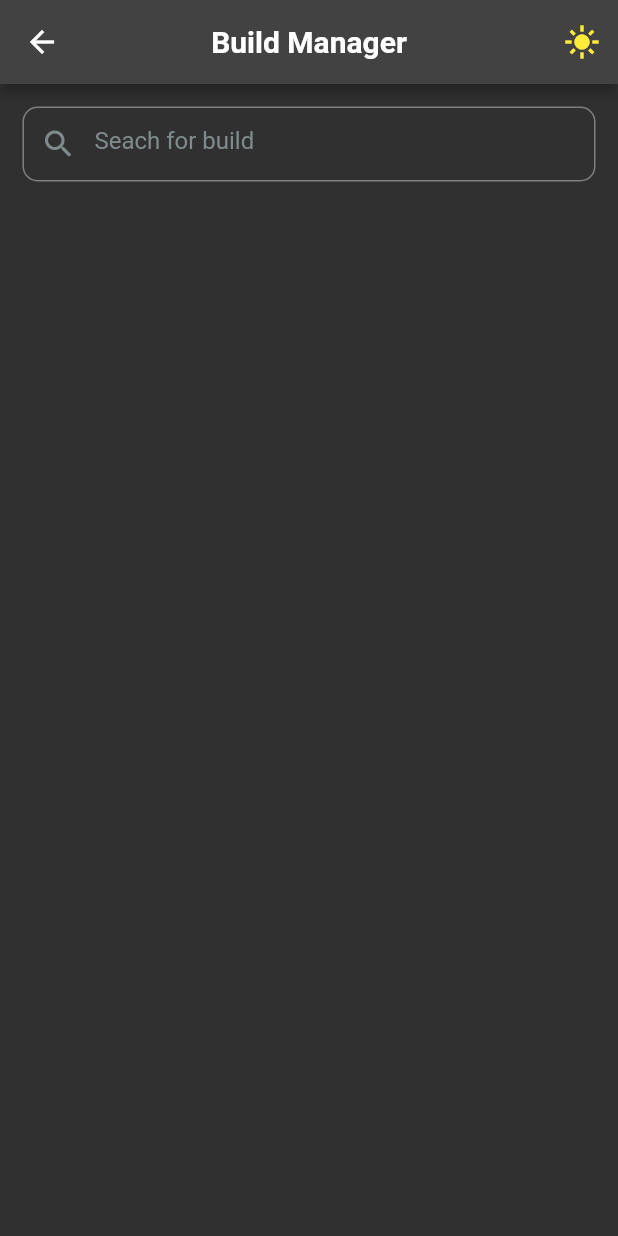
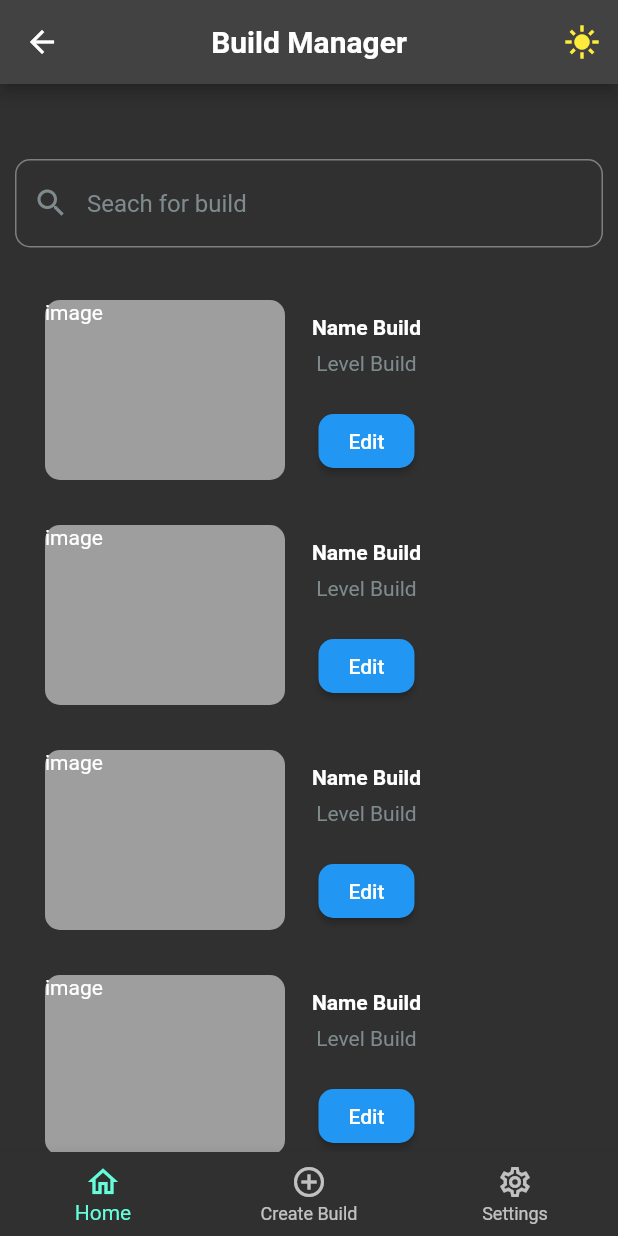
Before and after one commit to Assis-Souz4/app_flutter_elden_ring_build, a Flutter app: the HomePage screen opened by its route, on a phone screen of 412 x 824 dp. Run offline on Flutter 3.47's test engine with Material 3 defaults, Android fonts, the light colour scheme and no system bars.

Commit message:
BuildCreate

```diff
--- /dev/null
+++ b/lib/components/build.dart
@@ -0,0 +1,83 @@
+import 'package:app_flutter_elden_ring_build/components/colors_app.dart';
+import 'package:flutter/material.dart';
+
+class ShowBuild extends StatefulWidget {
+  const ShowBuild({required this.nameBuild, super.key});
+  //
+  final String nameBuild;
+  // final String imageBuild;
+  //
+  @override
+  State<ShowBuild> createState() => _CreateBuildState();
+}
+
+class _CreateBuildState extends State<ShowBuild> {
+  //
+  int levelBuild = 150;
+  //
+  @override
+  Widget build(BuildContext context) {
+    return Column(
+      children: [
+        Padding(
+          padding:
+              const EdgeInsets.only(top: 0, left: 20, right: 20, bottom: 10),
+          child: Container(
+            width: double.infinity,
+            // color: Colors.grey[350],
+            height: 140,
+            child: Row(
+              children: [
+                Padding(
+                  padding: const EdgeInsets.all(10.0),
+                  child: Container(
+                    decoration: BoxDecoration(
+                      color: Colors.grey,
+                      borderRadius: BorderRadius.circular(10),
+                    ),
+                    width: 160,
+                    height: 140,
+                    child: const Text('image'),
+                  ),
+                ),
+                Column(
+                  mainAxisAlignment: MainAxisAlignment.spaceEvenly,
+                  children: [
+                    const Padding(
+                      padding: EdgeInsets.all(8.0),
+                      child: Column(
+                        children: [
+                          Text(
+                            'Name Build',
+                            style: TextStyle(fontWeight: FontWeight.bold),
+                          ),
+                          SizedBox(height: 8),
+                          Text(
+                            'Level Build',
+                            style: TextStyle(
+                              color: AppColors.fontsSecundary,
+                              fontSize: 14,
+                            ),
+                          ),
+                        ],
+                      ),
+                    ),
+                    ElevatedButton(
+                      style: ElevatedButton.styleFrom(
+                        shape: RoundedRectangleBorder(
+                          borderRadius: BorderRadius.circular(10),
+                        ),
+                      ),
+                      onPressed: () {},
+                      child: const Text('Edit'),
+                    )
+                  ],
+                ),
+              ],
+            ),
+          ),
+        )
+      ],
+    );
+  }
+}
--- a/lib/pages/home_page.dart
+++ b/lib/pages/home_page.dart
@@ -1,4 +1,5 @@
 import 'package:app_flutter_elden_ring_build/components/app_bar_decoration.dart';
+import 'package:app_flutter_elden_ring_build/components/build.dart';
 import 'package:app_flutter_elden_ring_build/components/seach_build.dart';
 import 'package:flutter/material.dart';
 
@@ -14,17 +15,49 @@ class _ShowBuildsPageState extends State<HomePage> {
   Widget build(BuildContext context) {
     return Scaffold(
       appBar: getAppBar('Build Manager'),
-      body: ListView(
+      body: Column(
         children: [
+          Container(
+            height: 50,
+          ),
           Padding(
-            padding: const EdgeInsets.all(15.0),
-            child: SizedBox(
-              height: 50,
-              child: getSeachBuild(),
+            padding:
+                const EdgeInsets.only(top: 0, left: 10, right: 10, bottom: 0),
+            child: getSeachBuild(),
+          ),
+          const SizedBox(
+            height: 25,
+          ),
+          Expanded(
+            child: ListView(
+              children: [
+                ShowBuild(nameBuild: ''),
+                ShowBuild(nameBuild: ''),
+                ShowBuild(nameBuild: ''),
+                ShowBuild(nameBuild: ''),
+                ShowBuild(nameBuild: ''),
+                ShowBuild(nameBuild: ''),
+                ShowBuild(nameBuild: ''),
+                ShowBuild(nameBuild: ''),
+                SizedBox(
+                  height: 20,
+                )
+              ],
             ),
-          ),
-
+          )
         ],
+      ),
+      bottomNavigationBar: BottomNavigationBar(
+        currentIndex: 0,
+        items: const [
+          BottomNavigationBarItem(
+              icon: Icon(Icons.home_outlined), label: 'Home'),
+          BottomNavigationBarItem(
+              icon: Icon(Icons.add_circle_outline), label: 'Create Build'),
+          BottomNavigationBarItem(
+              icon: Icon(Icons.settings_outlined), label: 'Settings'),
+        ],
+        onTap: (value) {},
       ),
     );
   }
```
